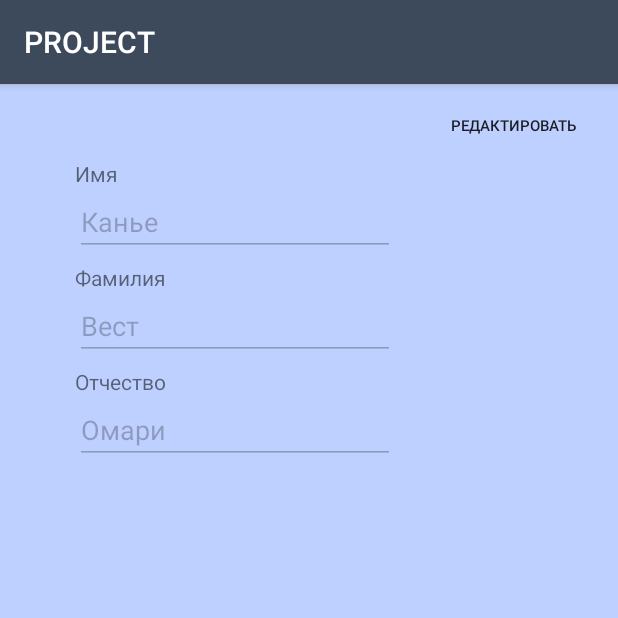
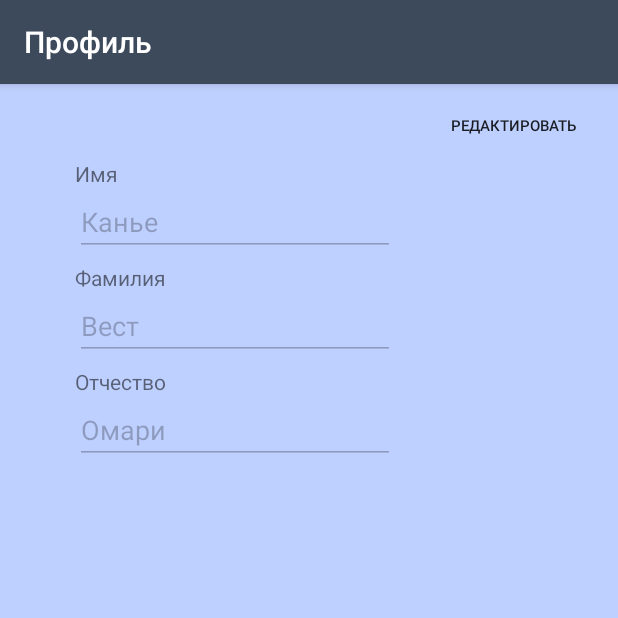
Before and after one commit to dracccula/PROJECT, an Android app: the screen it shows after launch (MainActivity), on a phone screen of 412 x 824 dp, the top half of it. Run offline under Robolectric (Android 15) with nearby library versions, the phone set to English and light mode, and no system bars.

Commit message:
added changing setActionBarTitle and OnClickListener for buttonEditFullname

```diff
--- a/app/src/main/java/kireev/ftshw/project/CoursesFragment.java
+++ b/app/src/main/java/kireev/ftshw/project/CoursesFragment.java
@@ -24,6 +24,8 @@ public class CoursesFragment extends Fragment {
     public View onCreateView(LayoutInflater inflater, ViewGroup container,
                              Bundle savedInstanceState) {
         // Inflate the layout for this fragment
+        ((MainActivity) getActivity())
+                .setActionBarTitle("Мои курсы"); // TODO: Использовать R.string.title_courses
         return inflater.inflate(R.layout.fragment_courses, container, false);
     }
 
--- a/app/src/main/java/kireev/ftshw/project/EventsFragment.java
+++ b/app/src/main/java/kireev/ftshw/project/EventsFragment.java
@@ -24,6 +24,8 @@ public class EventsFragment extends Fragment {
     public View onCreateView(LayoutInflater inflater, ViewGroup container,
                              Bundle savedInstanceState) {
         // Inflate the layout for this fragment
+        ((MainActivity) getActivity())
+                .setActionBarTitle("События"); // TODO: Использовать R.string.title_events
         return inflater.inflate(R.layout.fragment_events, container, false);
     }
 
--- a/app/src/main/java/kireev/ftshw/project/MainActivity.java
+++ b/app/src/main/java/kireev/ftshw/project/MainActivity.java
@@ -6,6 +6,7 @@ import android.support.design.widget.BottomNavigationView;
 import android.support.v4.app.Fragment;
 import android.support.v7.app.AppCompatActivity;
 import android.view.MenuItem;
+import android.view.View;
 import android.widget.Toolbar;
 
 public class MainActivity extends AppCompatActivity {
@@ -47,11 +48,13 @@ public class MainActivity extends AppCompatActivity {
 
             getSupportFragmentManager().beginTransaction().replace(R.id.fragment_container,
                     selectedFragment).commit();
-
             return true;
         }
     };
 
+    public void setActionBarTitle(String title) {
+        getSupportActionBar().setTitle(title);
+    }
 
 
 }
--- a/app/src/main/java/kireev/ftshw/project/ProfileFragment.java
+++ b/app/src/main/java/kireev/ftshw/project/ProfileFragment.java
@@ -4,13 +4,17 @@ import android.content.Context;
 import android.net.Uri;
 import android.os.Bundle;
 import android.support.v4.app.Fragment;
+import android.support.v4.app.FragmentTransaction;
 import android.view.LayoutInflater;
 import android.view.View;
 import android.view.ViewGroup;
-import android.widget.Toolbar;
+import android.widget.Button;
 
 
 public class ProfileFragment extends Fragment {
+
+    FragmentTransaction ft;
+    Button editButton;
 
     public ProfileFragment() {
         // Required empty public constructor
@@ -26,6 +30,18 @@ public class ProfileFragment extends Fragment {
     public View onCreateView(LayoutInflater inflater, ViewGroup container,
                              Bundle savedInstanceState) {
         // Inflate the layout for this fragment
+        ((MainActivity) getActivity())
+                .setActionBarTitle("Профиль"); // TODO: Использовать R.string.title_profile
+        View v = inflater.inflate(R.layout.fragment_profile, null);
+
+        Button button = v.findViewById(R.id.buttonEditFullname);
+        button.setOnClickListener(new View.OnClickListener() {
+            public void onClick(View v) {
+                ft = getFragmentManager().beginTransaction();
+                ft.replace(R.id.fragment_container, ProfileFragment.this);
+            }
+        });
+
         return inflater.inflate(R.layout.fragment_profile, container, false);
     }
 
@@ -43,9 +59,4 @@ public class ProfileFragment extends Fragment {
         // TODO: Update argument type and name
         void onFragmentInteraction(Uri uri);
     }
-
-    public void onEditFullnameClick(View view)
-    {
-
-    }
 }
--- a/app/src/main/res/layout/fragment_profile.xml
+++ b/app/src/main/res/layout/fragment_profile.xml
@@ -50,7 +50,6 @@
         android:layout_width="wrap_content"
         android:layout_height="wrap_content"
         android:layout_marginStart="10dp"
-        android:editable="false"
         android:ems="10"
         android:enabled="false"
         android:hint="Канье"
@@ -92,7 +91,6 @@
         android:layout_height="35dp"
         android:layout_marginTop="10dp"
         android:layout_marginEnd="10dp"
-        android:onClick="onEditFullnameClick"
         android:text="@string/student_fullname_edit"
         android:textSize="10sp"
         app:layout_constraintEnd_toEndOf="parent"
--- a/app/src/main/res/menu/navigation.xml
+++ b/app/src/main/res/menu/navigation.xml
@@ -4,16 +4,16 @@
     <item
         android:id="@+id/navigation_events"
         android:icon="@drawable/ic_events_black_24dp"
-        android:title="@string/title_home" />
+        android:title="@string/title_events" />
 
     <item
         android:id="@+id/navigation_courses"
         android:icon="@drawable/ic_courses_black_24dp"
-        android:title="@string/title_dashboard" />
+        android:title="@string/title_courses" />
 
     <item
         android:id="@+id/navigation_profile"
         android:icon="@drawable/ic_profile_black_24dp"
-        android:title="@string/title_notifications" />
+        android:title="@string/title_profile" />
 
 </menu>
--- a/app/src/main/res/values/strings.xml
+++ b/app/src/main/res/values/strings.xml
@@ -1,8 +1,8 @@
 <resources>
     <string name="app_name">PROJECT</string>
-    <string name="title_home">Мероприятия</string>
-    <string name="title_dashboard">Мои курсы</string>
-    <string name="title_notifications">Профиль</string>
+    <string name="title_events">Мероприятия</string>
+    <string name="title_courses">Мои курсы</string>
+    <string name="title_profile">Профиль</string>
     <string name="events_text">Мероприятия</string>
     <string name="courses_text">Курсы</string>
     <string name="profile_text">Профиль</string>
```
